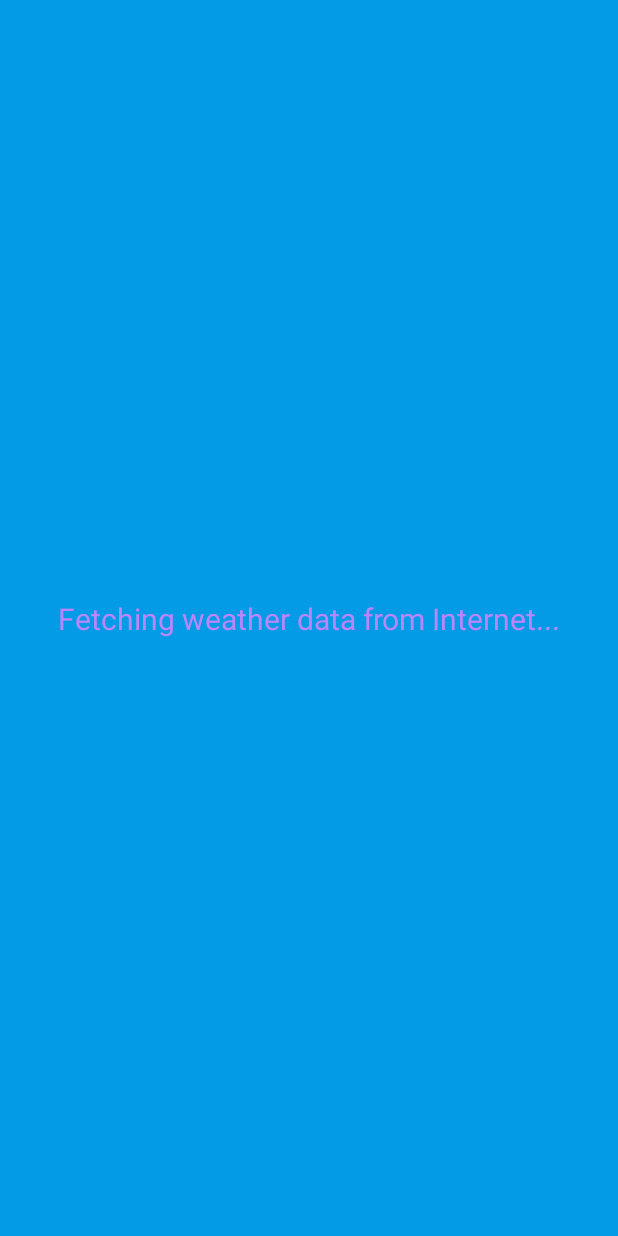
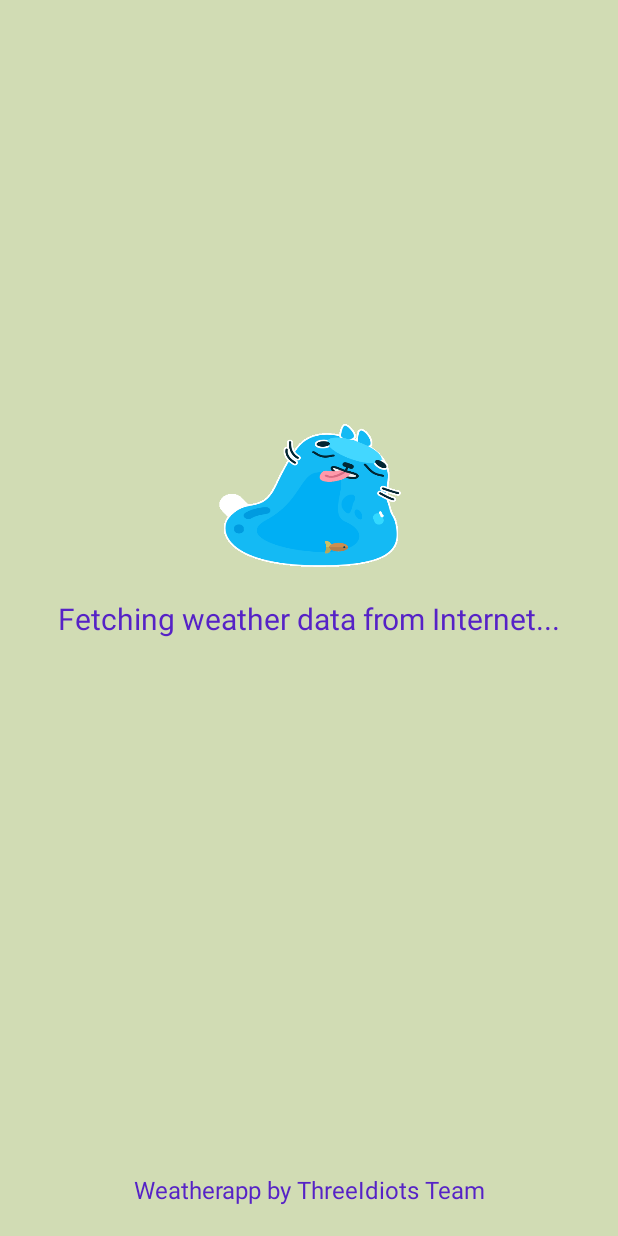
Before and after one commit to hunine/three-idiots-weather-app, an Android app: the screen it shows after launch (SplashScreen), on a phone screen of 412 x 824 dp. Run offline under Robolectric (Android 15) with nearby library versions, the phone set to English and light mode, and no system bars; our stand-ins replace RxJava; libraries missing offline, so code that uses them is left out: com.karumi.dexter, hu.akarnokd.rxjava3; pictures from the network do not load; 2 statements that could not run were skipped.

Commit message:
add splash screen

```diff
--- a/app/build.gradle
+++ b/app/build.gradle
@@ -45,4 +45,7 @@ dependencies {
     implementation 'io.reactivex.rxjava3:rxandroid:3.0.0'
     implementation 'io.reactivex.rxjava3:rxjava:3.0.0'
     implementation "com.github.akarnokd:rxjava3-retrofit-adapter:3.0.0"
+
+    implementation 'com.github.bumptech.glide:glide:4.13.0'
+    annotationProcessor 'com.github.bumptech.glide:compiler:4.13.0'
 }
--- a/app/src/main/java/com/threeidiots/myapplication/MainActivity.java
+++ b/app/src/main/java/com/threeidiots/myapplication/MainActivity.java
@@ -117,8 +117,8 @@ public class MainActivity extends AppCompatActivity {
             @Override
             public void onPageSelected(int position) {
                 super.onPageSelected(position);
-                txtFeellike.setText(String.valueOf(weathernow.getWeatherMain().getFeelsLike()));
-                txtHum.setText(String.valueOf(weathernow.getWeatherMain().getHumidity()));
+//                txtFeellike.setText(String.valueOf(weathernow.getWeatherMain().getFeelsLike()));
+//                txtHum.setText(String.valueOf(weathernow.getWeatherMain().getHumidity()));
 //                txtPrecipation.setText(String.valueOf(weathernow.getWeatherMain().get()));
 //                txtFeellike.setText(String.valueOf(weathernow.getWeatherMain().getFeelsLike()));
             }
--- a/app/src/main/java/com/threeidiots/myapplication/SplashScreen.java
+++ b/app/src/main/java/com/threeidiots/myapplication/SplashScreen.java
@@ -22,8 +22,11 @@ import android.util.Log;
 import android.view.MotionEvent;
 import android.view.View;
 import android.view.WindowInsets;
+import android.webkit.WebView;
+import android.widget.ImageView;
 import android.widget.Toast;
 
+import com.bumptech.glide.Glide;
 import com.google.android.gms.common.api.ApiException;
 import com.google.android.gms.common.api.ResolvableApiException;
 import com.google.android.gms.location.FusedLocationProviderClient;
@@ -76,16 +79,20 @@ public class SplashScreen extends AppCompatActivity {
     double latitude = 0.0;
     double longitude = 0.0;
 
+    private ImageView imgview;
+
     @Override
     protected void onCreate(Bundle savedInstanceState) {
         super.onCreate(savedInstanceState);
         setContentView(R.layout.activity_splash_screen);
-        View decorView = getWindow().getDecorView();
-        int uiOptions = View.SYSTEM_UI_FLAG_FULLSCREEN;
-        decorView.setSystemUiVisibility(uiOptions);
+//        View decorView = getWindow().getDecorView();
+//        int uiOptions = View.SYSTEM_UI_FLAG_FULLSCREEN;
+//        decorView.setSystemUiVisibility(uiOptions);
         getSupportActionBar().hide();
-        System.out.println("Oncreate");
 
+
+        imgview = findViewById(R.id.imageview);
+        Glide.with(this).load(getDrawable(R.drawable.cat2o_agadigadka9qfa)).into(imgview);
 
         //      API
         apiService = new WeatherApiService();
@@ -126,14 +133,17 @@ public class SplashScreen extends AppCompatActivity {
                                     Log.d("Icon", weather.getWeatherInfoList().get(0).getIcon());
 
                                 }
-                                Log.d("City", weatherList.getLocation().getCity());
-                                Log.d("Country", weatherList.getLocation().getCountry());
+//                                System.out.println("Donetest");
+//                                Log.d("City", weatherList.getLocation().getCity());
+//                                Log.d("Country", weatherList.getLocation().getCountry());
+                                startActivity(new Intent(SplashScreen.this, MainActivity.class));
 
                             }
 
                             @Override
                             public void onError(@NonNull Throwable e) {
                                 Log.d("DEBUG1", "Fail " + e.getMessage());
+
                             }
 
 
--- a/app/src/main/res/layout/activity_splash_screen.xml
+++ b/app/src/main/res/layout/activity_splash_screen.xml
@@ -4,19 +4,41 @@
     xmlns:tools="http://schemas.android.com/tools"
     android:layout_width="match_parent"
     android:layout_height="match_parent"
-    android:background="?attr/fullscreenBackgroundColor"
+
+    android:background="@color/backgroundcolor"
     android:theme="@style/ThemeOverlay.WeatherApp.FullscreenContainer"
     tools:context=".SplashScreen">
 
     <TextView
+        android:id="@+id/textView"
         android:layout_width="wrap_content"
         android:layout_height="wrap_content"
+        android:text="Fetching weather data from Internet..."
+        android:textColor="@color/textcolor"
         android:textSize="20sp"
-        android:text="Fetching weather data from Internet..."
-        android:textColor="@color/purple_200"
         app:layout_constraintBottom_toBottomOf="parent"
         app:layout_constraintEnd_toEndOf="parent"
         app:layout_constraintStart_toStartOf="parent"
         app:layout_constraintTop_toTopOf="parent" />
 
+    <ImageView
+        android:id="@+id/imageview"
+        android:layout_width="150dp"
+        android:layout_height="150dp"
+        android:layout_marginBottom="15dp"
+        app:layout_constraintBottom_toTopOf="@+id/textView"
+        app:layout_constraintEnd_toEndOf="parent"
+        app:layout_constraintStart_toStartOf="parent" />
+
+    <TextView
+        android:layout_width="wrap_content"
+        android:layout_height="wrap_content"
+        android:layout_marginBottom="20dp"
+        android:text="Weatherapp by ThreeIdiots Team"
+        android:textColor="@color/textcolor"
+        android:textSize="16sp"
+        app:layout_constraintBottom_toBottomOf="parent"
+        app:layout_constraintEnd_toEndOf="parent"
+        app:layout_constraintStart_toStartOf="parent" />
+
 </androidx.constraintlayout.widget.ConstraintLayout>
--- a/build.gradle
+++ b/build.gradle
@@ -1,9 +1,12 @@
 // Top-level build file where you can add configuration options common to all sub-projects/modules.
+
+
 plugins {
     id 'com.android.application' version '7.2.0' apply false
     id 'com.android.library' version '7.2.0' apply false
 }
 
+
 task clean(type: Delete) {
     delete rootProject.buildDir
 }
```
Also changed, not shown: app/src/main/res/drawable-v24/cat2o_agadigadka9qfa.gif (added), app/src/main/res/drawable-v24/demo.gif (added), app/src/main/res/drawable-v24/googlegif.gif (added), 2 other files.
